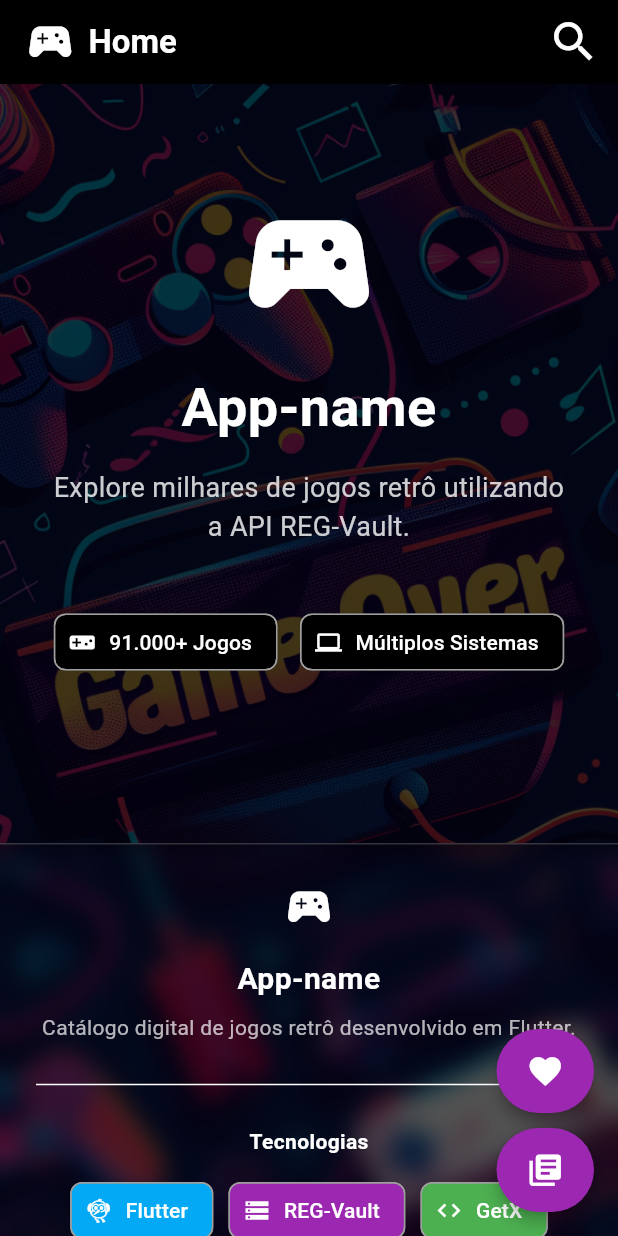
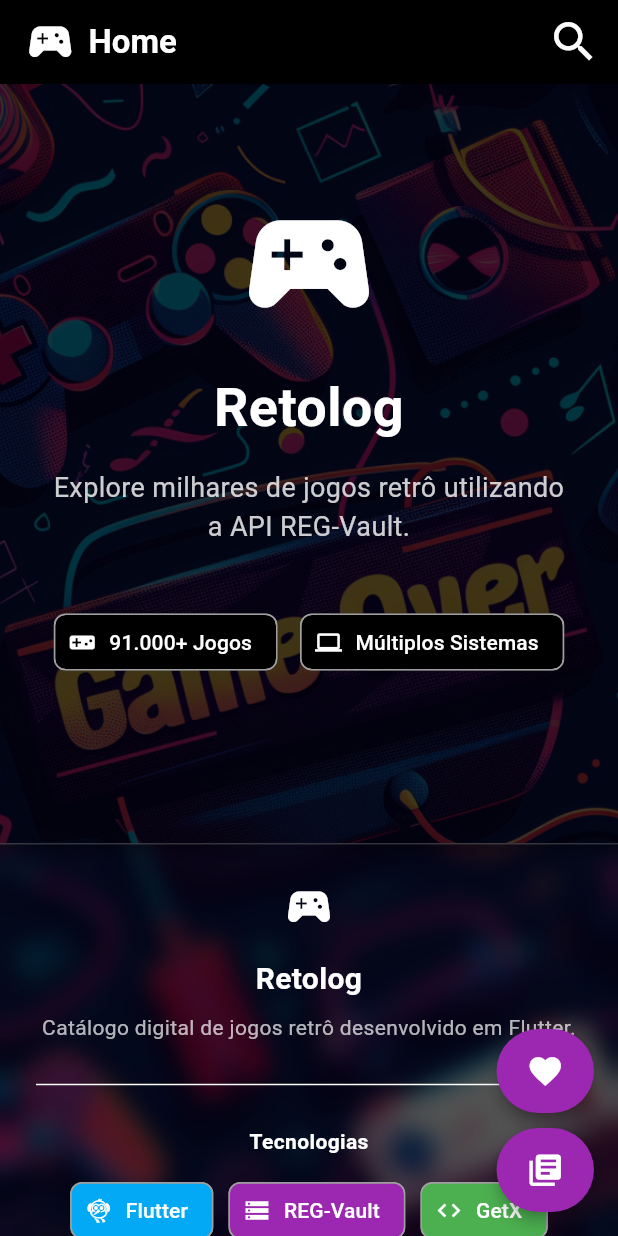
Before and after one commit to PHS-00/project-retro-games, a Flutter app: the screen it shows after launch, on a phone screen of 412 x 824 dp. Run offline on Flutter 3.47's test engine with Material 3 defaults, Android fonts, the phone set to English and light mode, and no system bars; our stand-ins replace get.

Commit message:
nome do projeto

```diff
--- a/lib/main.dart
+++ b/lib/main.dart
@@ -18,7 +18,7 @@
   @override
   Widget build(BuildContext context) {
     return GetMaterialApp(
-      title: 'App-name',
+      title: 'Retolog',
       debugShowCheckedModeBanner: true,
       theme: ThemeData(
         useMaterial3: true,
--- a/lib/view/home_page.dart
+++ b/lib/view/home_page.dart
@@ -64,7 +64,7 @@
                       ),
                       const SizedBox(height: 20),
                       Text(
-                        "App-name",
+                        "Retolog",
                         textAlign: TextAlign.center,
                         style: TextStyle(
                           fontSize: 36,
@@ -103,7 +103,7 @@
                   ),
                 ),
                 AppFooter(
-                  appName: "App-name",
+                  appName: "Retolog",
                   version: "1.0.0",
                   apiName: "REG-Vault",
                   year: "2026",
```
